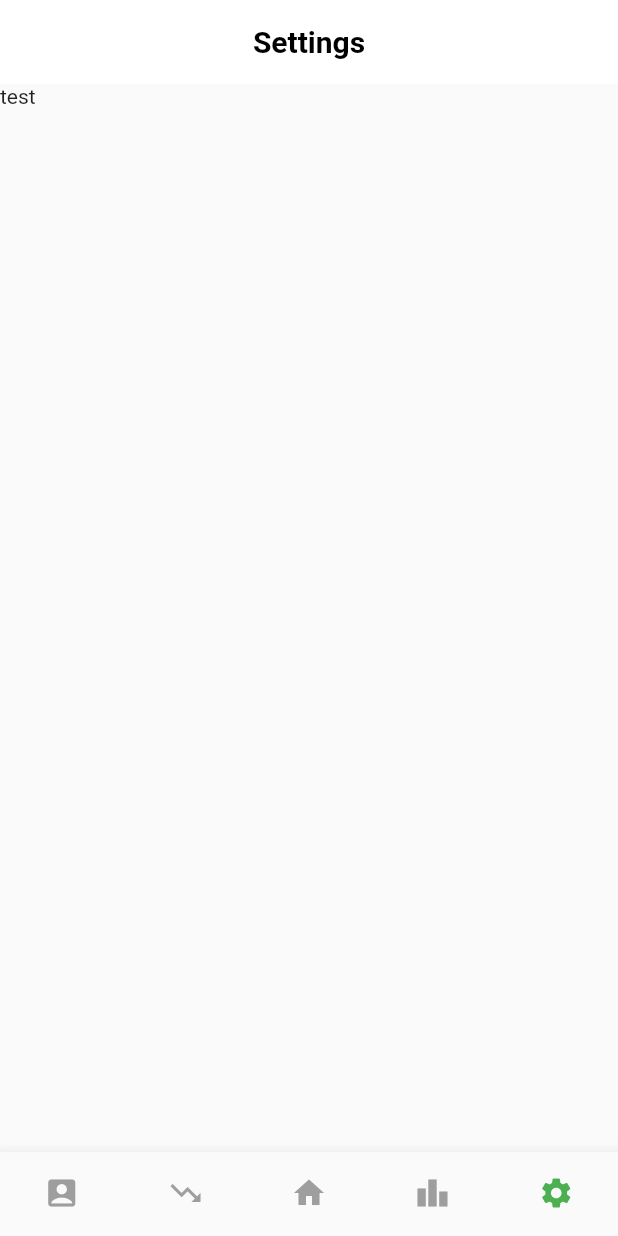
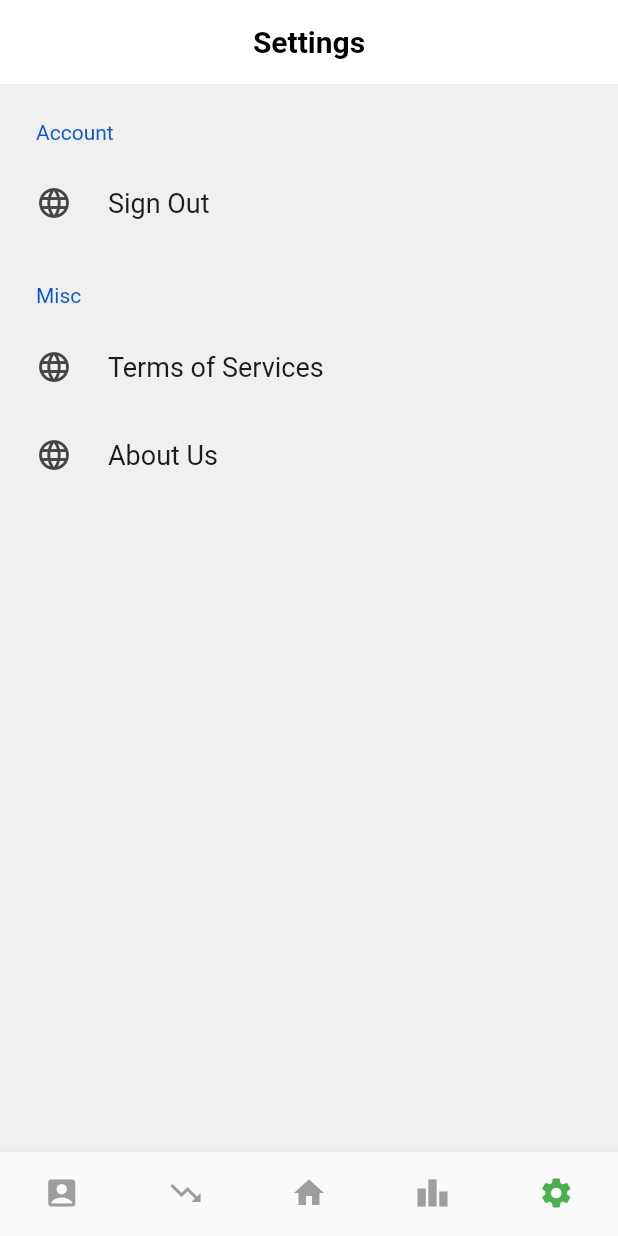
Before and after one commit to WasteLessSG/wasteless-app, a Flutter app: the screen it shows after launch, item 5 of the bottom bar chosen, on a phone screen of 412 x 824 dp. Run offline on Flutter 3.47's test engine with Material 2 defaults, Android fonts, the phone set to English and light mode, and no system bars; drawn by our look-alikes of settings_ui; our stand-ins replace charts_flutter, cloud_firestore, firebase_auth, smooth_page_indicator, validators; missing offline and left inert: csv_reader; accounts and stored records are empty.

Commit message:
Set up basic settings page

```diff
--- a/lib/settings.dart
+++ b/lib/settings.dart
@@ -3,6 +3,7 @@ import 'package:flutter/material.dart';
 import 'package:LessApp/styles.dart';
 import 'package:http/http.dart' as http;
 import 'package:LessApp/wasteless-data.dart';
+import 'package:settings_ui/settings_ui.dart';
 
 class SettingsPage extends StatefulWidget{
   @override
@@ -16,7 +17,35 @@ class SettingsPageState extends State<SettingsPage>{
   Widget build(BuildContext context) {
     return Scaffold(
       appBar: Styles.MainStatsPageHeader("Settings", FontWeight.bold, Colors.black),
-      body: Text("test"),
+      body: SettingsList(
+        sections: [
+          SettingsSection(
+            title: 'Account',
+            tiles: [
+              SettingsTile(
+                title: 'Sign Out',
+                leading: Icon(Icons.language),
+                onPressed: (BuildContext context) {},
+              ),
+            ],
+          ),
+          SettingsSection(
+            title: 'Misc',
+            tiles: [
+              SettingsTile(
+                title: 'Terms of Services',
+                leading: Icon(Icons.language),
+                onPressed: (BuildContext context) {},
+              ),
+              SettingsTile(
+                title: 'About Us',
+                leading: Icon(Icons.language),
+                onPressed: (BuildContext context) {},
+              ),
+            ],
+          ),
+        ],
+      ),
     );
   }
 
--- a/pubspec.yaml
+++ b/pubspec.yaml
@@ -28,7 +28,7 @@ flutter_icons:
 
 
 dependencies:
-
+  settings_ui:
   http:
   csv_reader:
   smooth_page_indicator: ^0.2.0
```
Also changed, not shown: pubspec.lock.
